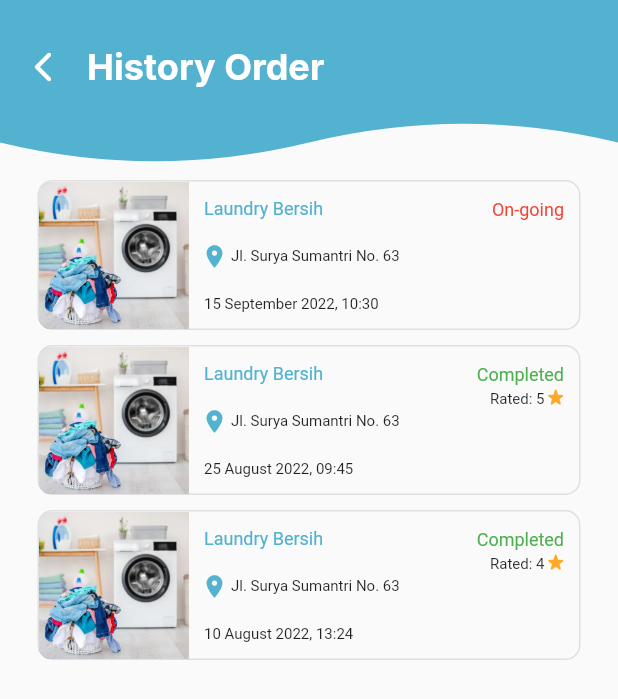
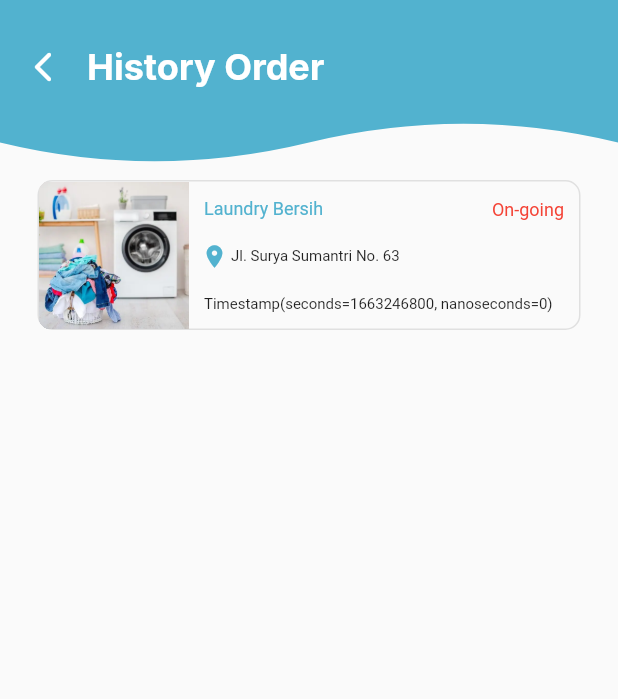
Before and after one commit to kevinlau2102/laundry-app, a Flutter app: the HistoryPage screen opened by its route, on a phone screen of 412 x 824 dp. Shown: the top 699 px of the screen. Run offline on Flutter 3.47's test engine with Material 2 defaults, Android fonts, the phone set to English and light mode, and no system bars; our stand-ins replace bloc, cloud_firestore, dropdown_button2, firebase_auth, firebase_core, flutter_bloc and 5 more; accounts and stored records are empty.

```diff
--- a/lib/entities/category.dart
+++ /dev/null
@@ -1,4 +0,0 @@
-class Category {
-  final String name;
-  Category(this.name);
-}
--- a/lib/entities/order.dart
+++ b/lib/entities/order.dart
@@ -1,14 +1,27 @@
+import 'package:cloud_firestore/cloud_firestore.dart';
 import 'package:laundry_app/entities/outlets.dart';
 
 class Order {
-  final int id;
-  final Outlets outlets;
-  final String status;
-  final String orderTime;
-  final double rated;
-  final int weight;
-  final String payment;
-  final double price;
+  final int? id;
+  final Outlets? outlets;
+  final String? status;
+  final Timestamp? orderTime;
+  final double? rated;
+  final int? weight;
+  final String? payment;
+  final double? price;
 
-  Order({required this.id, required this.outlets, required this.status, required this.orderTime, required this.rated, required this.weight, required this.payment, required this.price});
+  Order({this.id,  this.outlets,  this.status,  this.orderTime,  this.rated,  this.weight,  this.payment,  this.price});
+
+  factory Order.fromJson(Map<String, dynamic> json) => Order(
+    id: json['id'],
+    outlets: json['outlets'],
+    status: json['status'],
+    orderTime: json['order_time'],
+    rated: json['rated'],
+    weight: json['weight'],
+    payment: json['payment'],
+    price: json['price']
+
+  );
 }
--- a/lib/entities/outlets.dart
+++ b/lib/entities/outlets.dart
@@ -1,5 +1,3 @@
-import 'package:laundry_app/entities/category.dart';
-
 class Outlets {
   final int id;
   final String name;
@@ -7,7 +5,7 @@ class Outlets {
   final double rating;
   final String address;
   final String description;
-  final List<Category> categories;
+  final String categories;
 
   Outlets({required this.id,
   required this.name, required this.imageUrl, required this.rating, required this.address, required this.description, required this.categories });
--- a/lib/main.dart
+++ b/lib/main.dart
@@ -26,7 +26,8 @@ void main() async {
 class MyApp extends StatelessWidget {
   MyApp({super.key});
 
-  final GoRouter router = GoRouter(routes: [
+  final GoRouter router = GoRouter(
+      routes: [
         GoRoute(
           path: '/login',
           name: 'login',
@@ -81,13 +82,6 @@ class MyApp extends StatelessWidget {
               },
             ),
             GoRoute(
-          path: 'profile',
-          name: 'profile',
-          builder: (context, state) {
-            return const ProfilePage();
-          },
-          routes: [
-            GoRoute(
               path: 'history',
               name: 'history',
               builder: (context, state) {
@@ -101,11 +95,12 @@ class MyApp extends StatelessWidget {
                 return const ChangeAddressPage();
               },
             ),
+
           ],
         ),
       ],
-    ),
-  ], initialLocation: FirebaseAuth.instance.currentUser == null ? '/login' : '/home');
+      initialLocation:
+          FirebaseAuth.instance.currentUser == null ? '/login' : '/home');
 
   // This widget is the root of your application.
   @override
--- a/lib/presentation/pages/completed_order_page.dart
+++ b/lib/presentation/pages/completed_order_page.dart
@@ -1,7 +1,4 @@
 import 'package:flutter/material.dart';
-import 'package:flutter/src/widgets/container.dart';
-import 'package:flutter/src/widgets/framework.dart';
-import 'package:go_router/go_router.dart';
 import 'package:google_fonts/google_fonts.dart';
 import 'package:intl/intl.dart';
 import 'package:laundry_app/colors.dart';
@@ -135,7 +132,7 @@ class CompletedOrderPage extends StatelessWidget {
                                 ),
                               ),
                               Text(
-                                order.status,
+                                order.status.toString(),
                                 style: GoogleFonts.inter(
                                     fontSize: 14, fontWeight: FontWeight.w600),
                               ),
@@ -168,7 +165,7 @@ class CompletedOrderPage extends StatelessWidget {
                                 crossAxisAlignment: CrossAxisAlignment.end,
                                 children: [
                                   Text(
-                                    order.outlets.name,
+                                    order.outlets!.name.toString(),
                                     style: GoogleFonts.inter(
                                         fontSize: 16,
                                         fontWeight: FontWeight.w600),
@@ -177,7 +174,7 @@ class CompletedOrderPage extends StatelessWidget {
                                     height: 5,
                                   ),
                                   Text(
-                                    order.outlets.address,
+                                    order.outlets!.address,
                                     style: GoogleFonts.inter(
                                         fontSize: 12,
                                         fontWeight: FontWeight.w600),
@@ -228,7 +225,7 @@ class CompletedOrderPage extends StatelessWidget {
                                     height: 5,
                                   ),
                                   Text(
-                                    order.payment,
+                                    order.payment.toString(),
                                     style: GoogleFonts.inter(
                                         fontSize: 12,
                                         fontWeight: FontWeight.w600),
@@ -260,7 +257,7 @@ class CompletedOrderPage extends StatelessWidget {
                           Padding(
                             padding: const EdgeInsets.only(top: 5),
                             child: Text(
-                              "Rated: ${order.rated.toStringAsFixed(0)}",
+                              "Rated: ${order.rated!.toStringAsFixed(0)}",
                               style: GoogleFonts.inter(fontSize: 14, fontWeight: FontWeight.w600),
                             ),
                           ),
--- a/lib/presentation/pages/ongoing_order_page.dart
+++ b/lib/presentation/pages/ongoing_order_page.dart
@@ -140,7 +140,7 @@ class OngoingOrderPage extends StatelessWidget {
                               ),
                             ),
                             Text(
-                              order.status,
+                              order.status.toString(),
                               style: GoogleFonts.inter(
                                   fontSize: 14, fontWeight: FontWeight.w600),
                             ),
@@ -173,7 +173,7 @@ class OngoingOrderPage extends StatelessWidget {
                               crossAxisAlignment: CrossAxisAlignment.end,
                               children: [
                                 Text(
-                                  order.outlets.name,
+                                  order.outlets!.name,
                                   style: GoogleFonts.inter(
                                       fontSize: 16,
                                       fontWeight: FontWeight.w600),
@@ -182,7 +182,7 @@ class OngoingOrderPage extends StatelessWidget {
                                   height: 5,
                                 ),
                                 Text(
-                                  order.outlets.address,
+                                  order.outlets!.address,
                                   style: GoogleFonts.inter(
                                       fontSize: 12,
                                       fontWeight: FontWeight.w600),
@@ -233,7 +233,7 @@ class OngoingOrderPage extends StatelessWidget {
                                   height: 5,
                                 ),
                                 Text(
-                                  order.payment,
+                                  order.payment.toString(),
                                   style: GoogleFonts.inter(
                                       fontSize: 12,
                                       fontWeight: FontWeight.w600),
--- a/lib/presentation/pages/outlets_details_page.dart
+++ b/lib/presentation/pages/outlets_details_page.dart
@@ -159,7 +159,7 @@ class _OutletsDetailsPageState extends State<OutletsDetailsPage> {
                           height: 5,
                         ),
                         Row(
-                          children: widget.outlets.categories
+                          children: widget.outlets.categories.split(", ")
                               .map((e) => CategoryWidget(category: e))
                               .toList(),
                         )
--- a/lib/presentation/widgets/category_widget.dart
+++ b/lib/presentation/widgets/category_widget.dart
@@ -1,9 +1,8 @@
 import 'package:flutter/material.dart';
 import 'package:laundry_app/colors.dart';
-import 'package:laundry_app/entities/category.dart';
 
 class CategoryWidget extends StatelessWidget {
-  final Category category;
+  final String category;
   const CategoryWidget({super.key, required this.category});
 
   @override
@@ -16,7 +15,7 @@ class CategoryWidget extends StatelessWidget {
           border: Border.all(color: primaryColor)),
       child: Center(
           child: Text(
-        category.name,
+        category,
         style: const TextStyle(color: primaryColor, fontWeight: FontWeight.w600, fontSize: 14),
       )),
     );
--- a/lib/presentation/widgets/history_outlets_widget.dart
+++ b/lib/presentation/widgets/history_outlets_widget.dart
@@ -28,7 +28,7 @@ class HistoryOutletsWidget extends StatelessWidget {
             borderRadius: BorderRadius.circular(10.0)),
         child: Row(
           children: <Widget>[
-            Image.asset('images/${order.outlets.imageUrl}',
+            Image.asset('images/${order.outlets!.imageUrl}',
                 height: 100, width: 100, fit: BoxFit.fitHeight),
             Expanded(
               child: Column(
@@ -41,7 +41,7 @@ class HistoryOutletsWidget extends StatelessWidget {
                         children: [
                           Container(
                             padding: const EdgeInsets.only(top: 10),
-                            child: Text(order.outlets.name,
+                            child: Text(order.outlets!.name,
                                 textAlign: TextAlign.center,
                                 style: const TextStyle(
                                     color: primaryColor, fontSize: 12)),
@@ -71,7 +71,7 @@ class HistoryOutletsWidget extends StatelessWidget {
                                 Padding(
                                   padding: const EdgeInsets.only(top: 3),
                                   child: Text(
-                                    "Rated: ${order.rated.toStringAsFixed(0)}",
+                                    "Rated: ${order.rated!.toStringAsFixed(0)}",
                                     style: const TextStyle(fontSize: 10),
                                   ),
                                 ),
@@ -97,7 +97,7 @@ class HistoryOutletsWidget extends StatelessWidget {
                           child: Container(
                             padding: const EdgeInsets.fromLTRB(0, 0, 10, 0),
                             child: Text(
-                              order.outlets.address,
+                              order.outlets!.address,
                               overflow: TextOverflow.ellipsis,
                               style: const TextStyle(
                                 fontSize: 10,
@@ -113,7 +113,7 @@ class HistoryOutletsWidget extends StatelessWidget {
                       padding: const EdgeInsets.symmetric(
                           horizontal: 10),
                       child: Text(
-                        (order.orderTime),
+                        (order.orderTime.toString()),
                         style: const TextStyle(
                             color: Colors.black87, fontSize: 10),
                       ),
--- a/lib/presentation/widgets/horizontal_outlets_widget.dart
+++ b/lib/presentation/widgets/horizontal_outlets_widget.dart
@@ -93,8 +93,8 @@ class HorizontalOutletsWidget extends StatelessWidget {
                     ),
                     Container(
                       padding: const EdgeInsets.symmetric(horizontal: 10, vertical: 10),
-                      child: Text((outlets.categories)
-                          .map((e) => e.name)
+                      child: Text((outlets.categories).split(", ")
+                          .map((e) => e)
                           .toList()
                           .join(", "), style: const TextStyle(color: Colors.black87, fontSize: 10),),
                     ),
--- a/lib/services/order_services.dart
+++ b/lib/services/order_services.dart
@@ -1,11 +1,11 @@
-import 'package:laundry_app/entities/category.dart';
-import 'package:laundry_app/entities/order.dart';
+import 'package:cloud_firestore/cloud_firestore.dart';
+import 'package:laundry_app/entities/order.dart' as Orders;
 import 'package:laundry_app/entities/outlets.dart';
 
 class OrderServices {
-  List<Order> getOrders() {
+  List<Orders.Order> getOrders() {
     return [
-      Order(
+      Orders.Order(
           id: 1,
           outlets: Outlets(
               id: 1,
@@ -14,54 +14,50 @@ class OrderServices {
               description: "Lorem Ipsum Dolor Sit Amet",
               imageUrl: "ads2.png",
               address: "Jl. Surya Sumantri No. 63",
-              categories: [
-                Category("Washing"),
-                Category("Drying"),
-                Category("Ironing")
-              ]),
+              categories:"Washing, Drying, Ironing"),
           status: "Washing",
-          orderTime: "15 September 2022, 10:30",
+          orderTime: Timestamp.fromMillisecondsSinceEpoch(1663246800000),
           rated: 0, weight: 3,
           payment: "OVO",
           price: 27000),
-      Order(
-          id: 2,
-          outlets: Outlets(
-              id: 1,
-              name: "Laundry Bersih",
-              rating: 4.9,
-              description: "Lorem Ipsum Dolor Sit Amet",
-              imageUrl: "ads2.png",
-              address: "Jl. Surya Sumantri No. 63",
-              categories: [
-                Category("Washing"),
-                Category("Drying"),
-                Category("Ironing")
-              ]),
-          status: "Done",
-          orderTime: "25 August 2022, 09:45",
-          rated: 5, weight: 2,
-          payment: "Gopay",
-          price: 18000),
-      Order(
-          id: 3,
-          outlets: Outlets(
-              id: 1,
-              name: "Laundry Bersih",
-              rating: 4.9,
-              description: "Lorem Ipsum Dolor Sit Amet",
-              imageUrl: "ads2.png",
-              address: "Jl. Surya Sumantri No. 63",
-              categories: [
-                Category("Washing"),
-                Category("Drying"),
-                Category("Ironing")
-              ]),
-          status: "Done",
-          orderTime: "10 August 2022, 13:24",
-          rated: 4, weight: 1,
-          payment: "OVO",
-          price: 9000)
+      // Order(
+      //     id: 2,
+      //     outlets: Outlets(
+      //         id: 1,
+      //         name: "Laundry Bersih",
+      //         rating: 4.9,
+      //         description: "Lorem Ipsum Dolor Sit Amet",
+      //         imageUrl: "ads2.png",
+      //         address: "Jl. Surya Sumantri No. 63",
+      //         categories: [
+      //           Category("Washing"),
+      //           Category("Drying"),
+      //           Category("Ironing")
+      //         ]),
+      //     status: "Done",
+      //     orderTime: "25 August 2022, 09:45",
+      //     rated: 5, weight: 2,
+      //     payment: "Gopay",
+      //     price: 18000),
+      // Order(
+      //     id: 3,
+      //     outlets: Outlets(
+      //         id: 1,
+      //         name: "Laundry Bersih",
+      //         rating: 4.9,
+      //         description: "Lorem Ipsum Dolor Sit Amet",
+      //         imageUrl: "ads2.png",
+      //         address: "Jl. Surya Sumantri No. 63",
+      //         categories: [
+      //           Category("Washing"),
+      //           Category("Drying"),
+      //           Category("Ironing")
+      //         ]),
+      //     status: "Done",
+      //     orderTime: "10 August 2022, 13:24",
+      //     rated: 4, weight: 1,
+      //     payment: "OVO",
+      //     price: 9000)
     ];
   }
 }
--- a/lib/services/outlets_services.dart
+++ b/lib/services/outlets_services.dart
@@ -1,4 +1,3 @@
-import 'package:laundry_app/entities/category.dart';
 import 'package:laundry_app/entities/outlets.dart';
 
 class OutletsServices {
@@ -11,7 +10,7 @@ class OutletsServices {
           description: "Lorem Ipsum Dolor Sit Amet",
           imageUrl: "ads2.png",
           address: "Jl. Surya Sumantri No. 63",
-          categories: [Category("Washing"), Category("Drying"), Category("Ironing")]),
+          categories:"Washing, Drying, Ironing"),
       Outlets(
           id: 2,
           name: "Laundry Bersih 2",
@@ -19,7 +18,7 @@ class OutletsServices {
           description: "Lorem Ipsum Dolor Sit Amet",
           imageUrl: "ads2.png",
           address: "Jl. Surya Sumantri No. 63A",
-          categories: [Category("Washing"), Category("Drying")]),
+          categories: "Washing, Drying"),
       Outlets(
           id: 3,
           name: "Laundry Bersih 3",
@@ -27,7 +26,7 @@ class OutletsServices {
           description: "Lorem Ipsum Dolor Sit Amet",
           imageUrl: "ads2.png",
           address: "Jl. Surya Sumantri No. 63A",
-          categories: [Category("Washing"), Category("Drying")]),
+          categories: "Washing, Drying"),
       Outlets(
           id: 4,
           name: "Laundry Bersih 4",
@@ -35,7 +34,7 @@ class OutletsServices {
           description: "Lorem Ipsum Dolor Sit Amet",
           imageUrl: "ads2.png",
           address: "Jl. Surya Sumantri No. 63A",
-          categories: [Category("Washing"), Category("Drying"), Category("Ironing")]),
+          categories:"Washing, Drying, Ironing"),
     ];
   }
 }
```
Lines whose indentation alone changed are shown as unchanged.
